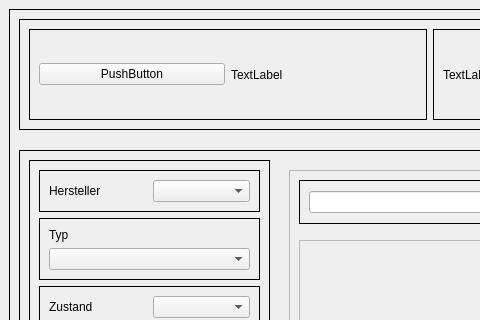
Old version of the form frontend/Startseite.ui in the repository nhatlam96/gui-xtraktor; both pictures show x 0 to 480 and y 0 to 320 of the 888 by 668 pixel window.
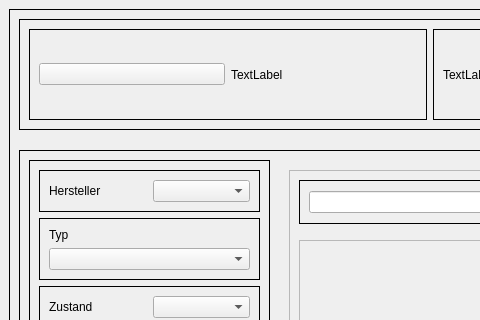
New version of the form.

Commit message: Start Seite erneut aufladen

```diff
--- a/frontend/Startseite.ui
+++ b/frontend/Startseite.ui
@@ -57,7 +57,7 @@
          <item>
           <widget class="QPushButton" name="pushButton">
            <property name="text">
-            <string>PushButton</string>
+            <string/>
            </property>
           </widget>
          </item>
```
Left out of the diff: 23 changed lines with no effect on the pictures. The commit also changes 1 other file.
